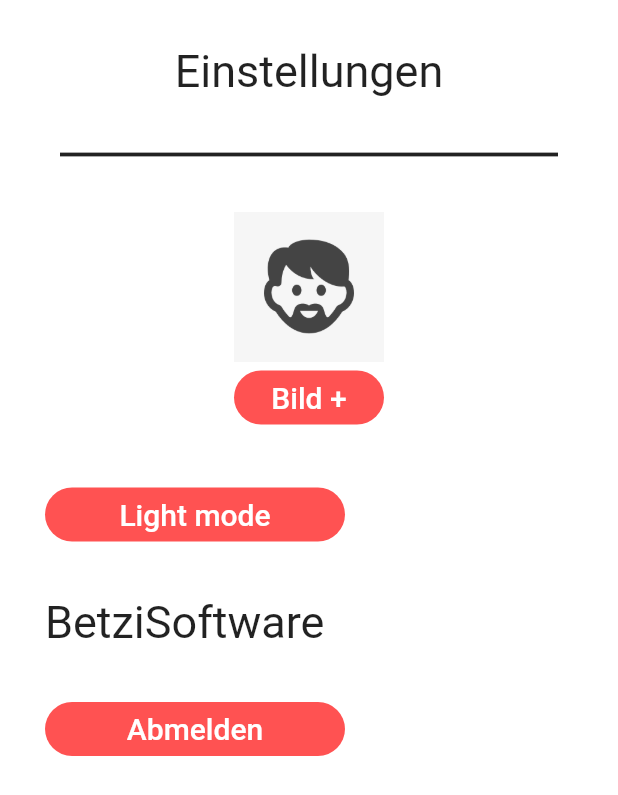
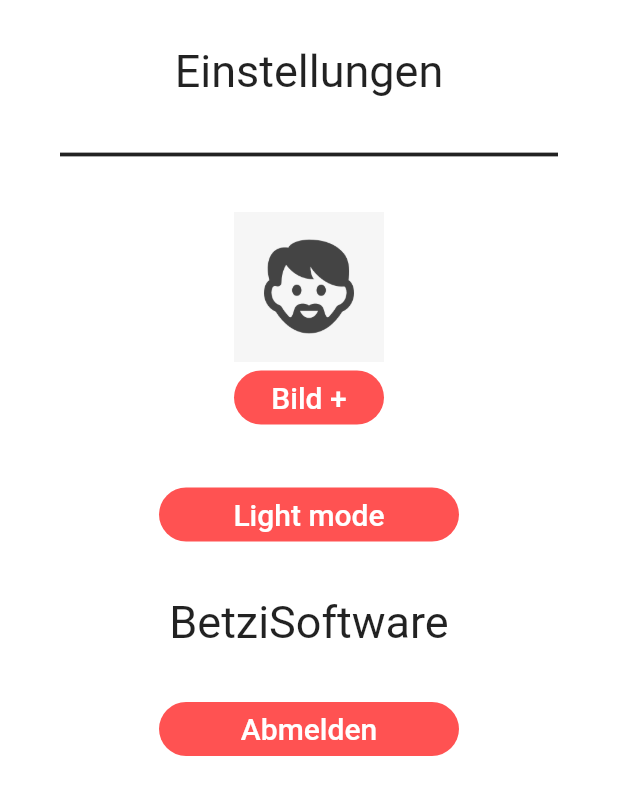
Before and after one commit to DominikDeseyve/SW-ENG_CMP, a Flutter app: the SettingsScreen screen opened by its route, on a phone screen of 412 x 824 dp. Shown: the top 795 px of the screen. Run offline on Flutter 3.47's test engine with Material 2 defaults, Android fonts, the phone set to English and light mode, and no system bars; our stand-ins replace firebase_auth, image_picker; missing offline and left inert: nested_navigators; accounts and stored records are empty.

Commit message:
Buttons zentriert

```diff
--- a/lib/pages/settings/SettingsScreen.dart
+++ b/lib/pages/settings/SettingsScreen.dart
@@ -69,7 +69,7 @@ class _SettingsScreenState extends State<SettingsScreen> {
                 Container(
                   margin: EdgeInsets.fromLTRB(20.0, 30.0, 20.0, 0.0),
                   child: Align(
-                    alignment: Alignment.topLeft,
+                    alignment: Alignment.center,
                     child: Container(
                       width: 200,
                       child: FlatButton(
@@ -96,7 +96,7 @@ class _SettingsScreenState extends State<SettingsScreen> {
                 Container(
                   margin: EdgeInsets.fromLTRB(20.0, 30.0, 20.0, 0.0),
                   child: Align(
-                    alignment: Alignment.topLeft,
+                    alignment: Alignment.center,
                     child: Text(
                       'BetziSoftware',
                       style: TextStyle(
@@ -109,7 +109,7 @@ class _SettingsScreenState extends State<SettingsScreen> {
                 Container(
                   margin: EdgeInsets.fromLTRB(20.0, 30.0, 20.0, 0.0),
                   child: Align(
-                    alignment: Alignment.topLeft,
+                    alignment: Alignment.center,
                     child: Container(
                       width: 200,
                       child: FlatButton(
```
